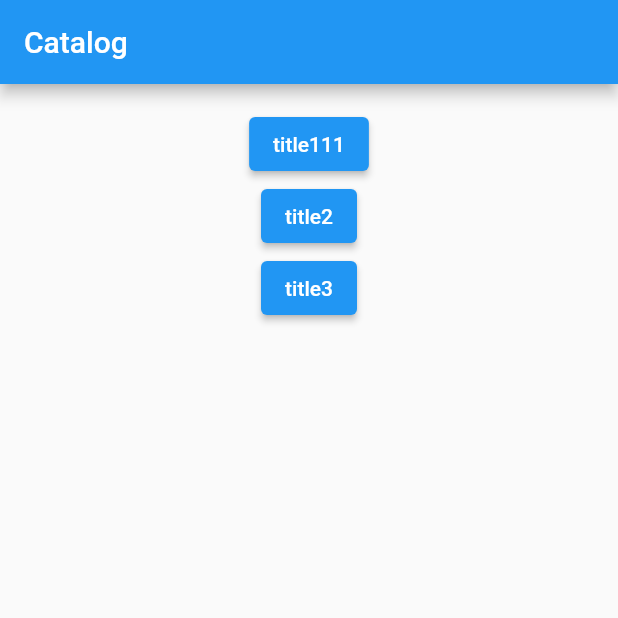
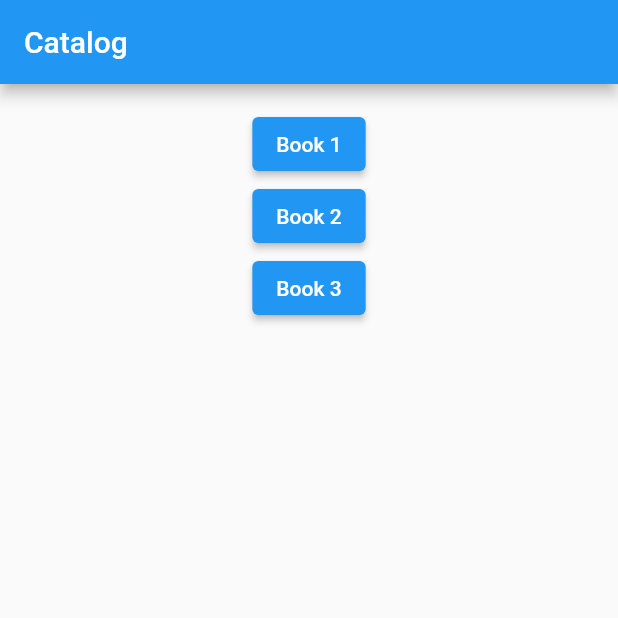
Before and after one commit to briancherin/librivox_audiobook_player, a Flutter app: the screen it shows after launch, on a phone screen of 412 x 824 dp, the top half of it. Run offline on Flutter 3.47's test engine with Material 2 defaults, Android fonts, the phone set to English and light mode, and no system bars; our stand-ins replace bloc, equatable, flutter_bloc; accounts and stored records are empty.

Commit message:
Add basic UI for book page

```diff
--- a/lib/resources/audiobook_repository.dart
+++ b/lib/resources/audiobook_repository.dart
@@ -2,7 +2,7 @@
 import 'package:librivox_audiobook_player/resources/librivox_audiobook_provider.dart';
 import 'package:librivox_audiobook_player/resources/models/audiobook.dart';
 
-/**
+/*
  * The repository collects different sources of information. So if we want to have
  * multiple different audiobook providers, we aggregate them here and return them
  * in one call.
--- a/lib/resources/librivox_audiobook_provider.dart
+++ b/lib/resources/librivox_audiobook_provider.dart
@@ -8,9 +8,9 @@ class LibrivoxAudiobookProvider extends AudiobookProvider {
   Future<List<Audiobook>> fetchAudiobooks() {
     //TODO: Get actual data
     List<Audiobook> audiobooks = [
-      Audiobook(title: "title111"),
-      Audiobook(title: "title2"),
-      Audiobook(title: "title3")
+      Audiobook(title: "Book 1", numChapters: 5, author: "Billy Bob", duration: 3615),
+      Audiobook(title: "Book 2", numChapters: 5, author: "Bob Jones", duration: 27055),
+      Audiobook(title: "Book 3", numChapters: 5, author: "Jane Janeson", duration: 11887),
     ];
 
     return Future.value(audiobooks);
--- a/lib/resources/models/audiobook.dart
+++ b/lib/resources/models/audiobook.dart
@@ -3,8 +3,15 @@ import 'package:flutter/cupertino.dart';
 
 class Audiobook {
   final String title;
+  final String author;
+  final int duration; // in seconds
+  final int numChapters;
 
-  Audiobook({@required this.title});
-
+  Audiobook({
+    @required this.title,
+    @required this.author,
+    @required this.duration,
+    @required this.numChapters
+  });
 
 }
--- a/lib/screens/catalog/blocs/catalog_bloc.dart
+++ b/lib/screens/catalog/blocs/catalog_bloc.dart
@@ -18,10 +18,6 @@ class CatalogBloc extends Bloc<CatalogEvent, CatalogState> {
     if (event is CatalogOpened) {
       yield* _mapUserClickedAudiobookToState(event);
     }
-
-    /*if (event is UserClickedAudiobook) {
-      yield* _mapAudiobookClickedToState(event);
-    }*/
   }
 
   Stream<CatalogState> _mapUserClickedAudiobookToState(CatalogOpened event) async* {
@@ -33,9 +29,5 @@ class CatalogBloc extends Bloc<CatalogEvent, CatalogState> {
 
     yield CatalogLoaded(audiobooks: audiobooks);
   }
-/*
-  Stream<CatalogState> _mapAudiobookClickedToState(UserClickedAudiobook event) async* {
-    yield AudiobookClicked(audiobook: event.audiobook);
-  }*/
 
 }
--- a/lib/screens/catalog/catalog.dart
+++ b/lib/screens/catalog/catalog.dart
@@ -6,7 +6,6 @@ import 'package:flutter_bloc/flutter_bloc.dart';
 import 'package:librivox_audiobook_player/resources/models/audiobook.dart';
 import 'package:librivox_audiobook_player/screens/audiobook_info/audiobook_info.dart';
 import 'package:librivox_audiobook_player/screens/catalog/blocs/catalog_bloc.dart';
-import 'package:librivox_audiobook_player/screens/catalog/blocs/catalog_event.dart';
 
 import 'blocs/catalog_state.dart';
 
```
Also changed, not shown: lib/screens/audiobook_info/audiobook_info.dart (+31 -5 lines).
